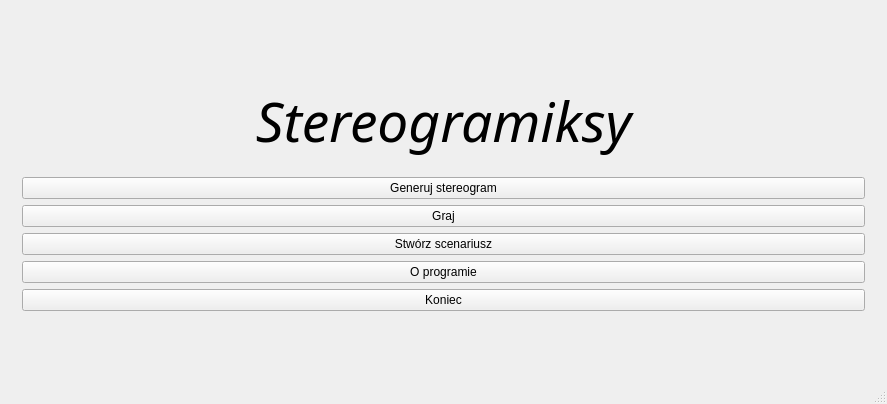
KevinSupertramp/stereogramiksy, file projekt/src/mainwindow.ui: the form before one commit.
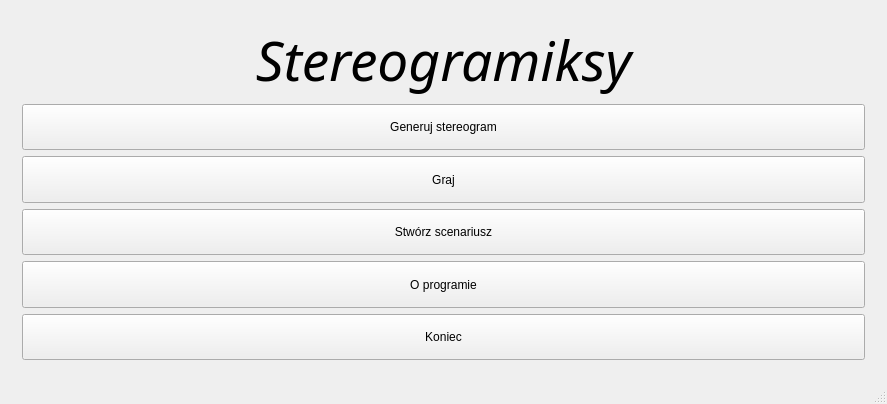
The form after the commit. The open tabs and pages were chosen to show the change.

Commit message: + dodane kolejne ikonki

```diff
--- a/projekt/src/mainwindow.ui
+++ b/projekt/src/mainwindow.ui
@@ -84,6 +84,12 @@
             </item>
             <item>
              <widget class="QPushButton" name="pushButton_Generate">
+              <property name="sizePolicy">
+               <sizepolicy hsizetype="Minimum" vsizetype="Minimum">
+                <horstretch>0</horstretch>
+                <verstretch>0</verstretch>
+               </sizepolicy>
+              </property>
               <property name="text">
                <string>Generuj stereogram</string>
               </property>
@@ -91,6 +97,12 @@
             </item>
             <item>
              <widget class="QPushButton" name="pushButton_Games">
+              <property name="sizePolicy">
+               <sizepolicy hsizetype="Minimum" vsizetype="Minimum">
+                <horstretch>0</horstretch>
+                <verstretch>0</verstretch>
+               </sizepolicy>
+              </property>
               <property name="text">
                <string>Graj</string>
               </property>
@@ -98,6 +110,12 @@
             </item>
             <item>
              <widget class="QPushButton" name="pushButton_Scenariusz">
+              <property name="sizePolicy">
+               <sizepolicy hsizetype="Minimum" vsizetype="Minimum">
+                <horstretch>0</horstretch>
+                <verstretch>0</verstretch>
+               </sizepolicy>
+              </property>
               <property name="text">
                <string>Stwórz scenariusz</string>
               </property>
@@ -105,6 +123,12 @@
             </item>
             <item>
              <widget class="QPushButton" name="pushButton_Oprogramie">
+              <property name="sizePolicy">
+               <sizepolicy hsizetype="Minimum" vsizetype="Minimum">
+                <horstretch>0</horstretch>
+                <verstretch>0</verstretch>
+               </sizepolicy>
+              </property>
               <property name="text">
                <string>O programie</string>
               </property>
@@ -112,6 +136,12 @@
             </item>
             <item>
              <widget class="QPushButton" name="pushButton_Koniec">
+              <property name="sizePolicy">
+               <sizepolicy hsizetype="Minimum" vsizetype="Minimum">
+                <horstretch>0</horstretch>
+                <verstretch>0</verstretch>
+               </sizepolicy>
+              </property>
               <property name="text">
                <string>Koniec</string>
               </property>
```
Left out of the diff: 34 changed lines with no effect on the pictures. The commit also changes 2 other files.
